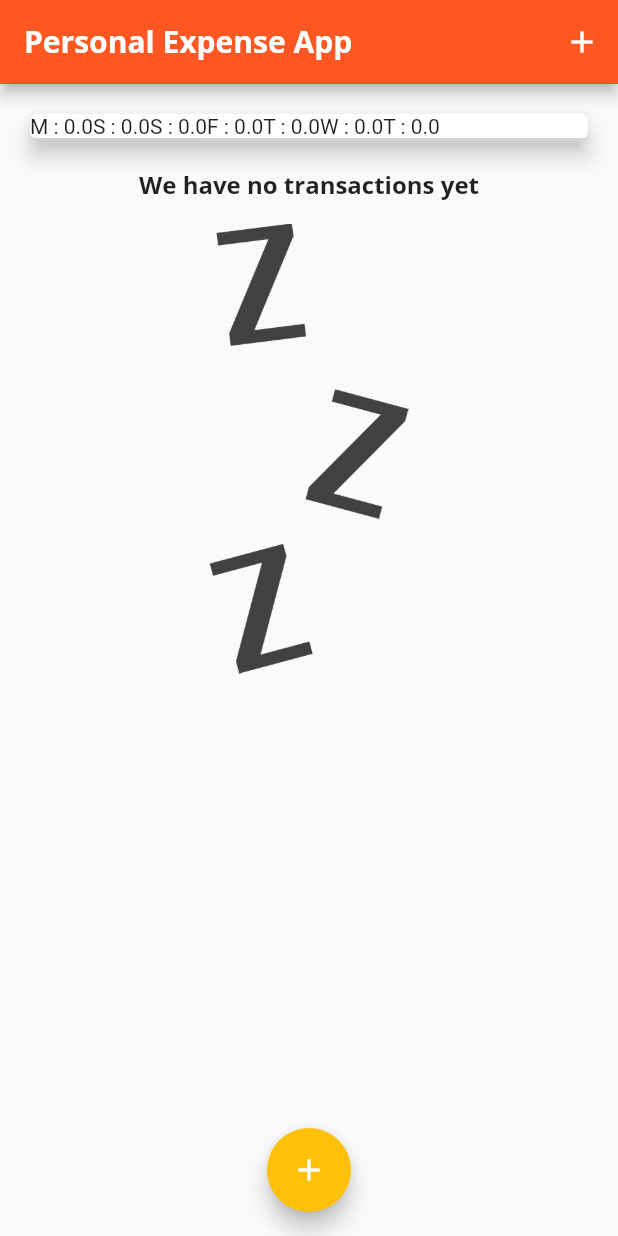
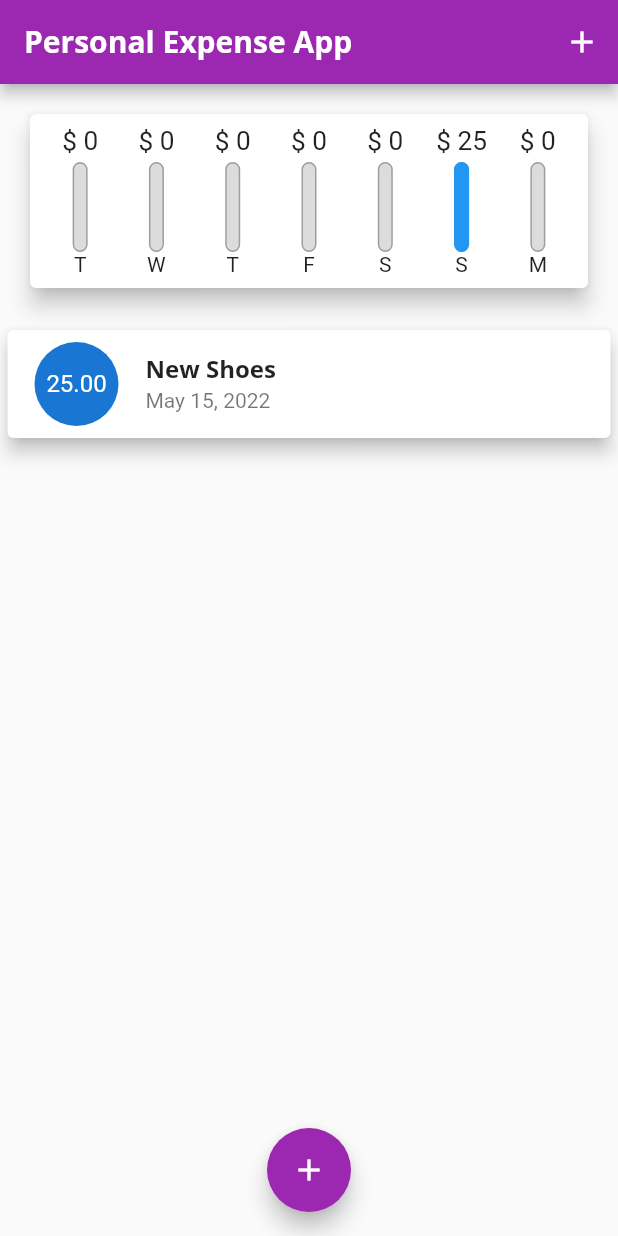
Before and after one commit to CodingEyes6/Personal-Expense-Tracker, a Flutter app: the screen it shows after launch, on a phone screen of 412 x 824 dp. Run offline on Flutter 3.47's test engine with Material 2 defaults, Android fonts, the phone set to English and light mode, and no system bars; missing offline and left inert: dart:ffi.

Commit message:
finishing chart bars

```diff
--- a/lib/main.dart
+++ b/lib/main.dart
@@ -1,71 +1,10 @@
-// import 'package:flutter/material.dart';
-
-// void main() {
-//   runApp(MyApp());
-// }
-
-// class MyApp extends StatelessWidget {
-//   var names = [
-//     "usama",
-//     "Ali",
-//     "Imran",
-//     "Chedda Ji",
-//     "Balveer",
-//     "Alladin",
-//     "KD Pathak",
-//     "Captain Jack Sparrow"
-//   ];
-//   @override
-//   Widget build(BuildContext context) {
-//     return MaterialApp(
-//       home: Scaffold(
-//         appBar: AppBar(
-//           title: const Text("My App"),
-//         ),
-//         body: Container(
-//         //  height: 300,
-//           child: Card(
-//             margin: const EdgeInsets.fromLTRB(20.0, 20.0, 0, 20.0,),
-//             color: Colors.blue,
-//             child: Container(
-//               padding: EdgeInsets.only(
-//                 left: 20.0,
-//                 top: 20.0,
-//               ),
-//               child: Column(
-//                 //mainAxisAlignment: MainAxisAlignment.center,
-//                 crossAxisAlignment: CrossAxisAlignment.start,
-//                 children: [
-//                   ...names.map((e) {
-//                     return Text(e);
-//                   }),
-//                   Container(
-//                     width: 200,
-//                     height: 200,
-//                     margin: EdgeInsets.only(top: 10.0,right: 10.0,),
-//                     alignment: Alignment.center,
-//                     color: Colors.amberAccent,
-//                     child: Text("Usama Sarfraz"),
-//                   ),
-//                 ],
-//               ),
-//             ),
-//           ),
-//         ),
-//       ),
-//       debugShowCheckedModeBanner: false,
-//     );
-//   }
-// }
-
-// import 'dart:ffi';
-
 
 import 'package:flutter/material.dart';
 import './widgets/transaction_list.dart';
 import './widgets/new_transaction.dart';
 import './models/transaction.dart';
 import './widgets/chart.dart';
+
 void main() {
   runApp(MyApp());
 }
@@ -77,12 +16,12 @@ class MyApp extends StatefulWidget {
 
 class _MyAppState extends State<MyApp> {
   final List<Transaction> _userTransactions = [
-    // Transaction(id: "t1", title: "New Shoes", amount: 25, date: DateTime.now()),
+    Transaction(id: "t1", title: "New Shoes", amount: 25, date: DateTime.now().subtract(const Duration(days: 1))),
     // Transaction(
     //     id: "t2", title: "Weekly Groceries", amount: 90, date: DateTime.now()),
   ];
   void _addTransaction(String title, double amount) {
-     DateTime d = DateTime.now();
+
 
 
     setState(() {
@@ -100,7 +39,7 @@ class _MyAppState extends State<MyApp> {
   }
 
   void _startAddNewTransaction(BuildContext ctx) {
-    print("calling");
+
     showModalBottomSheet(
         context: ctx,
         builder: (bCtx) {
@@ -112,8 +51,8 @@ class _MyAppState extends State<MyApp> {
   Widget build(BuildContext context) {
     return MaterialApp(
       theme: ThemeData(
-        colorScheme: ColorScheme.fromSwatch(primarySwatch: Colors.deepOrange)
-            .copyWith(secondary: Colors.amber),
+        colorScheme: ColorScheme.fromSwatch(primarySwatch: Colors.purple)
+            .copyWith(secondary: Colors.purple),
 
             // fontFamily: 'Quicksand',
             appBarTheme: const AppBarTheme(
--- a/lib/widgets/chart.dart
+++ b/lib/widgets/chart.dart
@@ -1,48 +1,69 @@
 import 'package:flutter/material.dart';
 import '../models/transaction.dart';
 import 'package:intl/intl.dart';
+import '../widgets/chart_bar.dart';
+
 class Chart extends StatelessWidget {
-
   final List<Transaction> recentTransactions;
 
   Chart(this.recentTransactions);
 
-List<Map<String,Object>> get groupedTransactionValues{
-
-
-
+  List<Map<String, Object>> get groupedTransactionValues {
     return List.generate(7, (index) {
-
       final weekDay = DateTime.now().subtract(Duration(days: index));
       var amount = 0.0;
-for(var i=0;i<recentTransactions.length;i++){
-  if(recentTransactions[i].date.day == weekDay.day){
-    if(recentTransactions[i].date.month == weekDay.month){
-      if(recentTransactions[i].date.year == weekDay.year){
+      for (var i = 0; i < recentTransactions.length; i++) {
+        if (recentTransactions[i].date.day == weekDay.day) {
+          if (recentTransactions[i].date.month == weekDay.month) {
+            if (recentTransactions[i].date.year == weekDay.year) {
               amount += recentTransactions[i].amount;
             }
           }
-
         }
       }
 
       return {
-   'day' : DateFormat.E().format(weekDay).substring(0,1),
-   'amount' : amount,
+        'day': DateFormat.E().format(weekDay).substring(0, 1),
+        'amount': amount,
       };
+    }).reversed.toList();
+  }
+
+  double get maxSpending {
+    var value = 0.0;
+    value = groupedTransactionValues.fold(0.0, (sum, item) {
+      return sum += (item['amount'] as double);
     });
+    if (value > 0.0) {
+
+      return value;
+    }
+
+    return value;
   }
 
   @override
   Widget build(BuildContext context) {
-    print(groupedTransactionValues);
+    print(DateTime.now());
     return Card(
+
       elevation: 6,
       margin: const EdgeInsets.all(20.0),
+      child: Padding(
+        padding: const EdgeInsets.all(8.0),
         child: Row(
-        children: groupedTransactionValues.map((tx) {
-          return Text('${tx['day']} : ${tx['amount']}');
+          mainAxisAlignment: MainAxisAlignment.spaceAround,
+          children: groupedTransactionValues.map((data) {
+            return Flexible(
+              fit: FlexFit.tight,
+              child: ChartBar(
+                label: data['day'] as String,
+                spendingAmount: data['amount'] as double,
+                spendingPctOfTotal: ((data['amount'] as double ) > 0) ? ((data['amount'] as double) / maxSpending) : 0,
+              ),
+            );
           }).toList(),
+        ),
       ),
     );
   }
--- a/lib/widgets/chart_bar.dart
+++ b/lib/widgets/chart_bar.dart
@@ -1,46 +1,54 @@
 import 'package:flutter/material.dart';
 
-
 class ChartBar extends StatelessWidget {
-
   final String label;
   final double spendingAmount;
   final double spendingPctOfTotal;
 
-  ChartBar({required this.label,required this.spendingAmount,required this.spendingPctOfTotal});
-
+  ChartBar(
+      {required this.label,
+      required this.spendingAmount,
+      required this.spendingPctOfTotal});
 
   @override
   Widget build(BuildContext context) {
     return Column(
       children: [
-        Text('\$${spendingAmount.toStringAsFixed(0)}'),
-        const SizedBox(height: 4,),
+        SizedBox(
+          height: 20,
+          child: FittedBox(
+            child: Text('\$ ${spendingAmount.toStringAsFixed(0)}'),
+          ),
+        ),
+        const SizedBox(
+          height: 4,
+        ),
         Container(
-
           height: 60,
           width: 10,
           child: Stack(
             children: [
               Container(
                 decoration: BoxDecoration(
-                  border: Border.all(color: Colors.grey,width: 1),
+                  border: Border.all(color: Colors.grey, width: 1),
                   color: const Color.fromRGBO(220, 220, 220, 1),
                   borderRadius: BorderRadius.circular(20),
                 ),
-
-
               ),
-              FractionallySizedBox()
+              FractionallySizedBox(
+                heightFactor: spendingPctOfTotal,
+                child: Container(
+                  decoration: BoxDecoration(
+                    color: Theme.of(context).primaryColor,
+                    borderRadius: BorderRadius.circular(20),
+                  ),
+                ),
+              ),
             ],
           ),
         ),
-       Text(label),
+        Text(label),
       ],
     );
   }
-
-
-
-
 }
--- a/lib/widgets/transaction_list.dart
+++ b/lib/widgets/transaction_list.dart
@@ -8,21 +8,39 @@ class TransactionList extends StatelessWidget {
 
   @override
   Widget build(BuildContext context) {
-    return (transactions.length > 0)
-        ? Container(
-            height: 200,
+    return (transactions.isNotEmpty)
+        ? SizedBox(
+            height: 300,
             child: ListView.builder(
+              physics: const BouncingScrollPhysics(),
               itemBuilder: (ctx, index) {
-                return transactionCard(
-                    title: transactions[index].title,
-                    amount: transactions[index].amount,
-                    date: transactions[index].date,
-                    context: context);
+                return Card(
+                  elevation: 5,
+                  margin: const EdgeInsets.symmetric(vertical: 8,horizontal: 5),
+                  child: ListTile(
+                    leading: CircleAvatar(
+                      radius: 30,
+                      child: Padding(
+                        padding: const EdgeInsets.all(6.0),
+                        child: FittedBox(
+                          child: Text(
+                            transactions[index].amount.toStringAsFixed(2),
+                          ),
+                        ),
+                      ),
+                    ),
+                    title: Text(
+                      transactions[index].title,
+                      style: Theme.of(context).textTheme.headline6,
+                    ),
+                    subtitle: Text(DateFormat.yMMMd().format(transactions[index].date)),
+                  ),
+                );
+                // children: transactions.map((tx) {
+                //   return transactionCard(
+                //       title: tx.title, amount: tx.amount, date: tx.date);
+                // }).toList(),
               },
-              // children: transactions.map((tx) {
-              //   return transactionCard(
-              //       title: tx.title, amount: tx.amount, date: tx.date);
-              // }).toList(),
               itemCount: transactions.length,
             ),
           )
@@ -31,8 +49,10 @@ class TransactionList extends StatelessWidget {
               "We have no transactions yet",
               style: Theme.of(context).textTheme.headline6,
             ),
-            SizedBox(height: 15.0,),
-            Container(
+            const SizedBox(
+              height: 15.0,
+            ),
+            SizedBox(
               child: Image.asset(
                 "assets/images/waiting.png",
                 fit: BoxFit.cover,
@@ -94,6 +114,7 @@ class TransactionList extends StatelessWidget {
   }
 
   Widget showAmount(double amount, BuildContext context) {
+    print(amount.toStringAsFixed(0));
     return Container(
       margin: const EdgeInsets.only(
         left: 15,
```
Lines whose indentation alone changed are shown as unchanged.
